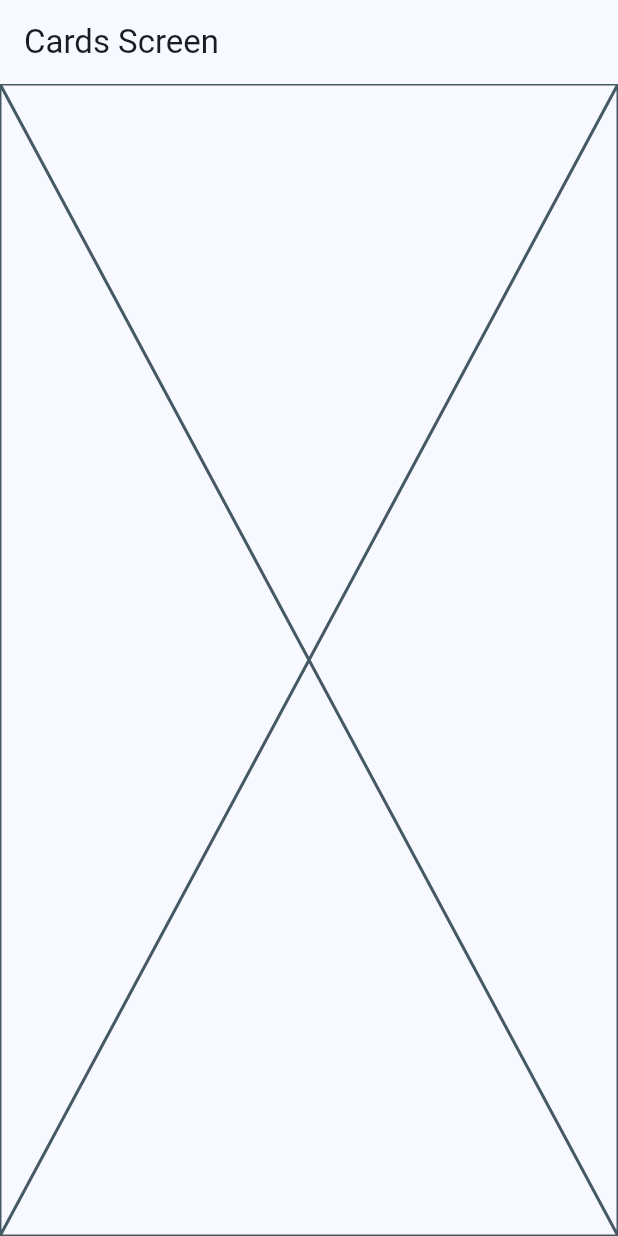
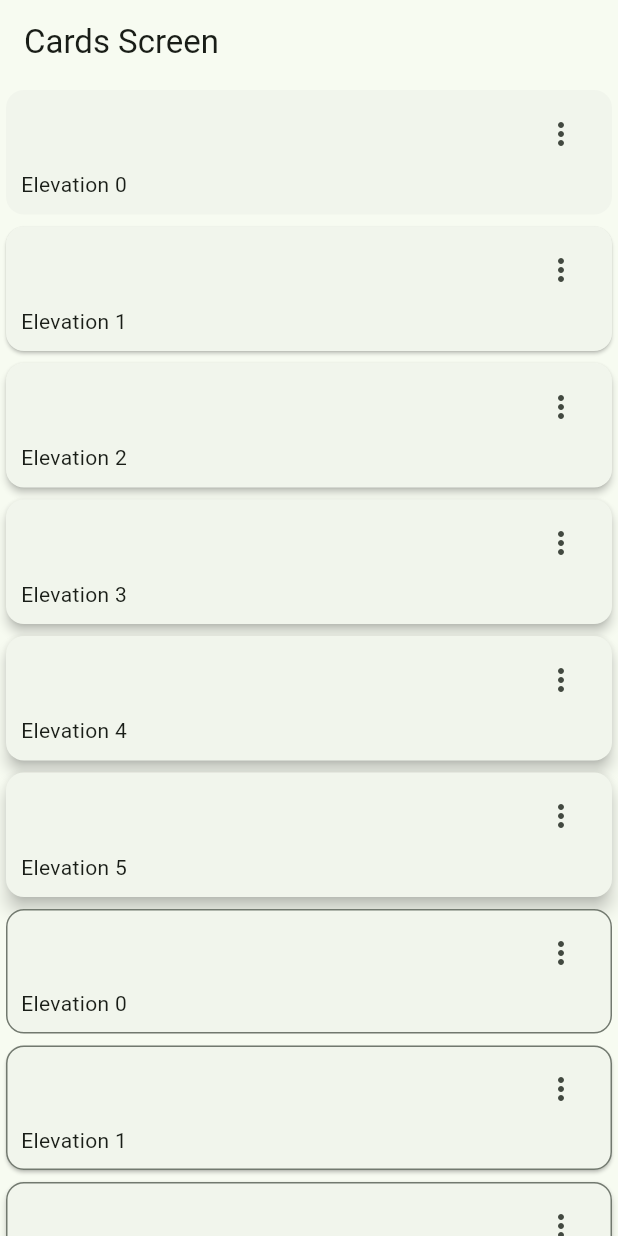
Before and after one commit to Scrackc/widgets_app, a Flutter app: the CardsScreen screen opened by its route, on a phone screen of 412 x 824 dp. Run offline on Flutter 3.47's test engine with Material 2 defaults, Android fonts, the phone set to English and light mode, and no system bars; our stand-ins replace go_router.

Commit message:
targetas (type 2)

```diff
--- a/lib/main.dart
+++ b/lib/main.dart
@@ -14,7 +14,7 @@ class MainApp extends StatelessWidget {
     return MaterialApp.router(
       routerConfig: appRouter,
       debugShowCheckedModeBanner: false,
-      theme: AppTheme(selectedColor: 0).getTheme(),
+      theme: AppTheme(selectedColor: 2).getTheme(),
     );
   }
 }
--- a/lib/presentation/screens/cards/cards_screen.dart
+++ b/lib/presentation/screens/cards/cards_screen.dart
@@ -1,4 +1,13 @@
 import 'package:flutter/material.dart';
+
+const List<Map<String, dynamic>> cards = [
+  {'elevation': 0.0, 'label': 'Elevation 0'},
+  {'elevation': 1.0, 'label': 'Elevation 1'},
+  {'elevation': 2.0, 'label': 'Elevation 2'},
+  {'elevation': 3.0, 'label': 'Elevation 3'},
+  {'elevation': 4.0, 'label': 'Elevation 4'},
+  {'elevation': 5.0, 'label': 'Elevation 5'},
+];
 
 class CardsScreen extends StatelessWidget {
   static const name = 'cards_screen';
@@ -9,9 +18,100 @@ class CardsScreen extends StatelessWidget {
   Widget build(BuildContext context) {
     return Scaffold(
       appBar: AppBar(
-        title: Text('Cards Screen'),
+        title: const Text('Cards Screen'),
       ),
-      body: Placeholder(),
+      body: _CardsView(),
     );
   }
 }
+
+class _CardsView extends StatelessWidget {
+  const _CardsView();
+
+  @override
+  Widget build(BuildContext context) {
+    return SingleChildScrollView(
+      child: Column(
+        children: [
+          ...cards.map((card) => _CardType1(
+                elevation: card['elevation'],
+                label: card['label'],
+              )),
+          ...cards.map((card) => _CardType2(
+                elevation: card['elevation'],
+                label: card['label'],
+              ))
+        ],
+      ),
+    );
+  }
+}
+
+class _CardType1 extends StatelessWidget {
+  final String label;
+  final double elevation;
+  const _CardType1({required this.label, required this.elevation});
+
+  @override
+  Widget build(BuildContext context) {
+    return Card(
+      elevation: elevation,
+      child: Padding(
+        padding: const EdgeInsets.fromLTRB(10, 5, 10, 10),
+        child: Column(
+          children: [
+            Align(
+              alignment: Alignment.topRight,
+              child: IconButton(
+                icon: Icon(Icons.more_vert_outlined),
+                onPressed: () {},
+              ),
+            ),
+            Align(
+              alignment: Alignment.bottomLeft,
+              child: Text(label),
+            )
+          ],
+        ),
+      ),
+    );
+  }
+}
+
+class _CardType2 extends StatelessWidget {
+  final String label;
+  final double elevation;
+  const _CardType2({required this.label, required this.elevation});
+
+  @override
+  Widget build(BuildContext context) {
+    final colors = Theme.of(context).colorScheme;
+    return Card(
+      elevation: elevation,
+      shape: RoundedRectangleBorder(
+        side: BorderSide(
+          color: colors.outline,
+        ),
+        borderRadius: const BorderRadius.all(Radius.circular(12)),
+      ),
+      child: Padding(
+        padding: const EdgeInsets.fromLTRB(10, 5, 10, 10),
+        child: Column(
+          children: [
+            Align(
+              alignment: Alignment.topRight,
+              child: IconButton(
+                icon: Icon(Icons.more_vert_outlined),
+                onPressed: () {},
+              ),
+            ),
+            Align(
+              alignment: Alignment.bottomLeft,
+              child: Text(label),
+            )
+          ],
+        ),
+      ),
+    );
+  }
+}
```
Also changed, not shown: lib/presentation/screens/buttons/buttons_screen.dart (+95 -1 lines).
